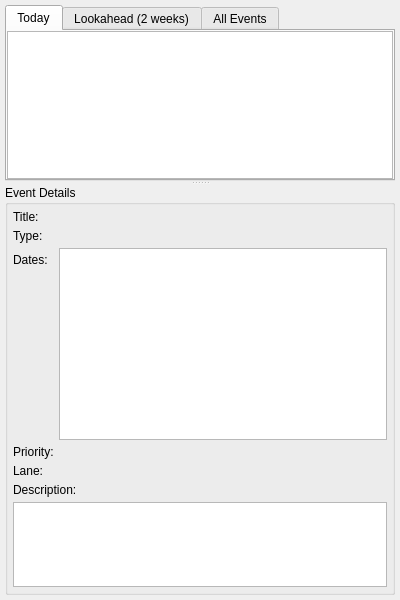
This is src/modules/timeline/TimelineSidePanel.ui in Evsey-K/TestLeadToolbox as Qt 5 draws it before an edit. The edited form follows.
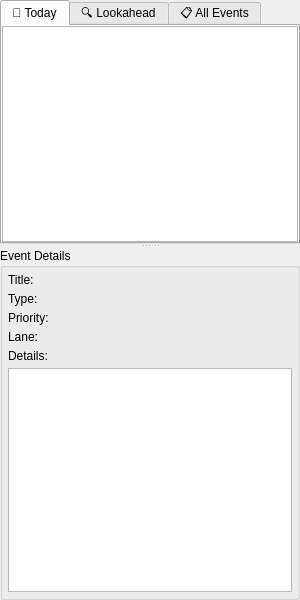
This is the edited form.

Commit message: updating event details pane - errors need to be fixed

```diff
--- a/src/modules/timeline/TimelineSidePanel.ui
+++ b/src/modules/timeline/TimelineSidePanel.ui
@@ -6,34 +6,28 @@
    <rect>
     <x>0</x>
     <y>0</y>
-    <width>400</width>
+    <width>300</width>
     <height>600</height>
    </rect>
   </property>
-  <property name="minimumSize">
-   <size>
-    <width>0</width>
-    <height>0</height>
-   </size>
-  </property>
   <property name="windowTitle">
    <string>Timeline Events</string>
   </property>
-  <layout class="QVBoxLayout" name="verticalLayout_6">
+  <layout class="QVBoxLayout" name="verticalLayout">
    <property name="spacing">
-    <number>5</number>
+    <number>0</number>
    </property>
    <property name="leftMargin">
-    <number>5</number>
+    <number>0</number>
    </property>
    <property name="topMargin">
-    <number>5</number>
+    <number>0</number>
    </property>
    <property name="rightMargin">
-    <number>5</number>
+    <number>0</number>
    </property>
    <property name="bottomMargin">
-    <number>5</number>
+    <number>0</number>
    </property>
    <item>
     <widget class="QSplitter" name="splitter">
@@ -44,20 +38,17 @@
       <bool>false</bool>
      </property>
      <widget class="QTabWidget" name="tabWidget">
-      <property name="sizePolicy">
-       <sizepolicy hsizetype="Expanding" vsizetype="Expanding">
-        <horstretch>0</horstretch>
-        <verstretch>0</verstretch>
-       </sizepolicy>
-      </property>
       <property name="currentIndex">
        <number>0</number>
       </property>
       <widget class="QWidget" name="todayTab">
        <attribute name="title">
-        <string>Today</string>
+        <string>📅 Today</string>
        </attribute>
-       <layout class="QVBoxLayout" name="verticalLayout_3">
+       <layout class="QVBoxLayout" name="verticalLayout_2">
+        <property name="spacing">
+         <number>0</number>
+        </property>
         <property name="leftMargin">
          <number>0</number>
         </property>
@@ -72,8 +63,8 @@
         </property>
         <item>
          <widget class="QListWidget" name="todayList">
-          <property name="alternatingRowColors">
-           <bool>true</bool>
+          <property name="selectionMode">
+           <enum>QAbstractItemView::SelectionMode::ExtendedSelection</enum>
           </property>
           <property name="selectionBehavior">
            <enum>QAbstractItemView::SelectionBehavior::SelectRows</enum>
@@ -84,9 +75,12 @@
       </widget>
       <widget class="QWidget" name="lookaheadTab">
        <attribute name="title">
-        <string>Lookahead (2 weeks)</string>
+        <string>🔍 Lookahead</string>
        </attribute>
-       <layout class="QVBoxLayout" name="verticalLayout_2">
+       <layout class="QVBoxLayout" name="verticalLayout_5">
+        <property name="spacing">
+         <number>0</number>
+        </property>
         <property name="leftMargin">
          <number>0</number>
         </property>
@@ -113,9 +107,12 @@
       </widget>
       <widget class="QWidget" name="allEventsTab">
        <attribute name="title">
-        <string>All Events</string>
+        <string>📋 All Events</string>
        </attribute>
-       <layout class="QVBoxLayout" name="verticalLayout">
+       <layout class="QVBoxLayout" name="verticalLayout_3">
+        <property name="spacing">
+         <number>0</number>
+        </property>
         <property name="leftMargin">
          <number>0</number>
         </property>
@@ -192,44 +189,27 @@
           </widget>
          </item>
          <item row="2" column="0">
-          <widget class="QLabel" name="datesLabel">
-           <property name="text">
-            <string>Dates:</string>
-           </property>
-          </widget>
-         </item>
-         <item row="2" column="1">
-          <widget class="QTextBrowser" name="datesValueLabel">
-           <property name="readOnly">
-            <bool>true</bool>
-           </property>
-           <property name="openExternalLinks">
-            <bool>true</bool>
-           </property>
-          </widget>
-         </item>
-         <item row="3" column="0">
           <widget class="QLabel" name="priorityLabel">
            <property name="text">
             <string>Priority:</string>
            </property>
           </widget>
          </item>
-         <item row="3" column="1">
+         <item row="2" column="1">
           <widget class="QLabel" name="priorityValueLabel">
            <property name="text">
             <string/>
            </property>
           </widget>
          </item>
-         <item row="4" column="0">
+         <item row="3" column="0">
           <widget class="QLabel" name="laneLabel">
            <property name="text">
             <string>Lane:</string>
            </property>
           </widget>
          </item>
-         <item row="4" column="1">
+         <item row="3" column="1">
           <widget class="QLabel" name="laneValueLabel">
            <property name="text">
             <string/>
@@ -247,7 +227,7 @@
           </sizepolicy>
          </property>
          <property name="text">
-          <string>Description:</string>
+          <string>Details:</string>
          </property>
         </widget>
        </item>
```
Left out of the diff: 17 changed lines with no effect on the pictures. The commit also changes 2 other files.
